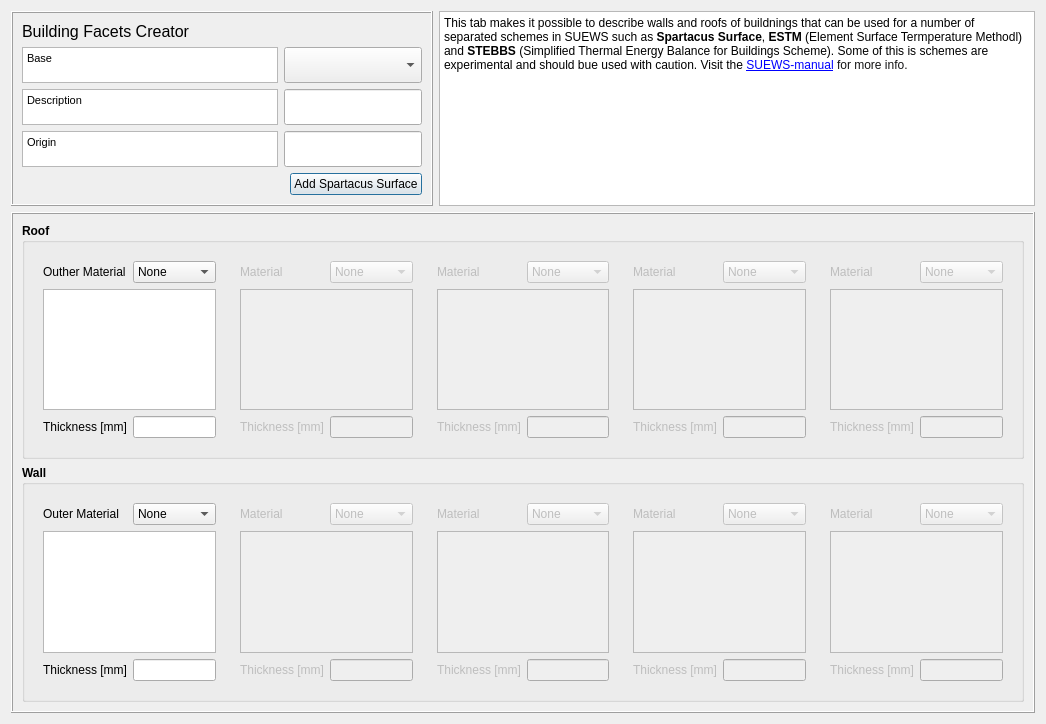
gusbacos/suews_database_manager, file tabs/spartacus_surface_tab.ui: the form before one commit.
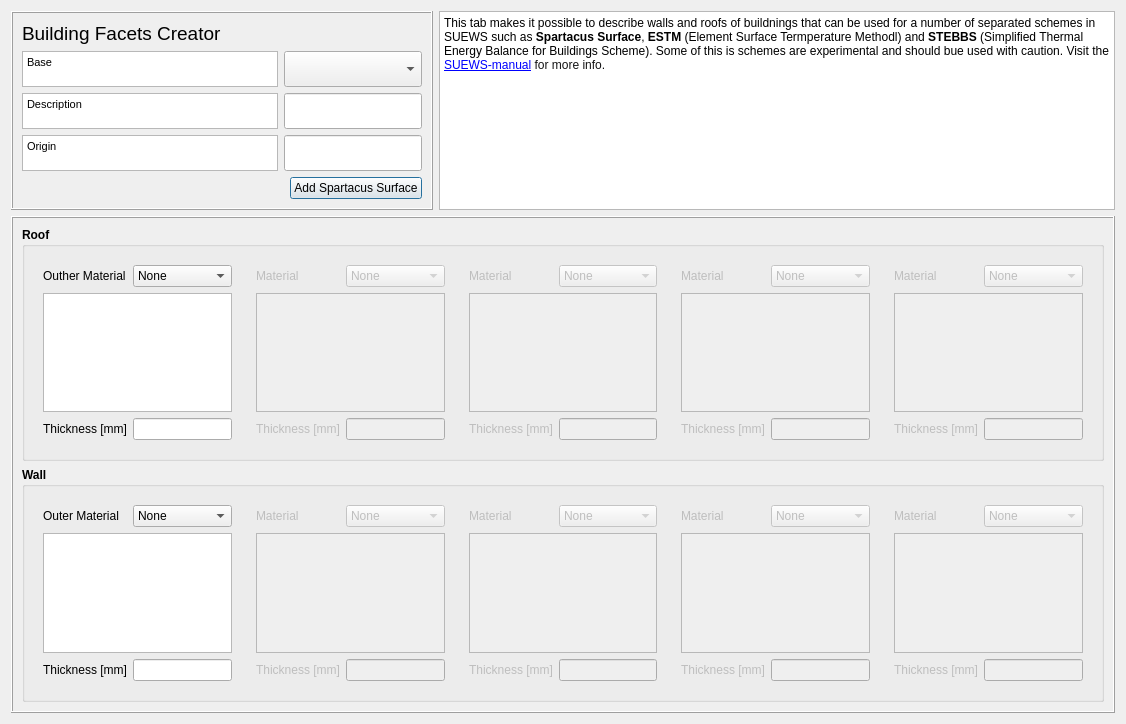
The form after the commit. Custom widgets are drawn as their Qt base class.

Diff of the .ui file:
```diff
--- a/tabs/spartacus_surface_tab.ui
+++ b/tabs/spartacus_surface_tab.ui
@@ -6,7 +6,7 @@
    <rect>
     <x>0</x>
     <y>0</y>
-    <width>1046</width>
+    <width>1126</width>
     <height>724</height>
    </rect>
   </property>
@@ -946,7 +946,7 @@
          <string>&lt;!DOCTYPE HTML PUBLIC &quot;-//W3C//DTD HTML 4.0//EN&quot; &quot;http://www.w3.org/TR/REC-html40/strict.dtd&quot;&gt;
 &lt;html&gt;&lt;head&gt;&lt;meta name=&quot;qrichtext&quot; content=&quot;1&quot; /&gt;&lt;style type=&quot;text/css&quot;&gt;
 p, li { white-space: pre-wrap; }
-&lt;/style&gt;&lt;/head&gt;&lt;body style=&quot; font-family:'MS Shell Dlg 2'; font-size:7.8pt; font-weight:400; font-style:normal;&quot;&gt;
+&lt;/style&gt;&lt;/head&gt;&lt;body style=&quot; font-family:'MS Shell Dlg 2'; font-size:12pt; font-weight:400; font-style:normal;&quot;&gt;
 &lt;p style=&quot; margin-top:0px; margin-bottom:0px; margin-left:0px; margin-right:0px; -qt-block-indent:0; text-indent:0px;&quot;&gt;&lt;span style=&quot; font-size:8pt;&quot;&gt;Origin&lt;/span&gt;&lt;/p&gt;&lt;/body&gt;&lt;/html&gt;</string>
         </property>
        </widget>
@@ -972,7 +972,7 @@
          <string>&lt;!DOCTYPE HTML PUBLIC &quot;-//W3C//DTD HTML 4.0//EN&quot; &quot;http://www.w3.org/TR/REC-html40/strict.dtd&quot;&gt;
 &lt;html&gt;&lt;head&gt;&lt;meta name=&quot;qrichtext&quot; content=&quot;1&quot; /&gt;&lt;style type=&quot;text/css&quot;&gt;
 p, li { white-space: pre-wrap; }
-&lt;/style&gt;&lt;/head&gt;&lt;body style=&quot; font-family:'MS Shell Dlg 2'; font-size:7.8pt; font-weight:400; font-style:normal;&quot;&gt;
+&lt;/style&gt;&lt;/head&gt;&lt;body style=&quot; font-family:'MS Shell Dlg 2'; font-size:12pt; font-weight:400; font-style:normal;&quot;&gt;
 &lt;p style=&quot; margin-top:0px; margin-bottom:0px; margin-left:0px; margin-right:0px; -qt-block-indent:0; text-indent:0px;&quot;&gt;&lt;span style=&quot; font-size:8pt;&quot;&gt;Base&lt;/span&gt;&lt;/p&gt;&lt;/body&gt;&lt;/html&gt;</string>
         </property>
        </widget>
@@ -1067,7 +1067,7 @@
          <string>&lt;!DOCTYPE HTML PUBLIC &quot;-//W3C//DTD HTML 4.0//EN&quot; &quot;http://www.w3.org/TR/REC-html40/strict.dtd&quot;&gt;
 &lt;html&gt;&lt;head&gt;&lt;meta name=&quot;qrichtext&quot; content=&quot;1&quot; /&gt;&lt;style type=&quot;text/css&quot;&gt;
 p, li { white-space: pre-wrap; }
-&lt;/style&gt;&lt;/head&gt;&lt;body style=&quot; font-family:'MS Shell Dlg 2'; font-size:7.8pt; font-weight:400; font-style:normal;&quot;&gt;
+&lt;/style&gt;&lt;/head&gt;&lt;body style=&quot; font-family:'MS Shell Dlg 2'; font-size:12pt; font-weight:400; font-style:normal;&quot;&gt;
 &lt;p style=&quot; margin-top:0px; margin-bottom:0px; margin-left:0px; margin-right:0px; -qt-block-indent:0; text-indent:0px;&quot;&gt;&lt;span style=&quot; font-size:8pt;&quot;&gt;Description&lt;/span&gt;&lt;/p&gt;&lt;/body&gt;&lt;/html&gt;</string>
         </property>
        </widget>
@@ -1077,12 +1077,17 @@
         <property name="enabled">
          <bool>true</bool>
         </property>
+        <property name="font">
+         <font>
+          <pointsize>13</pointsize>
+         </font>
+        </property>
         <property name="text">
          <string>&lt;!DOCTYPE HTML PUBLIC &quot;-//W3C//DTD HTML 4.0//EN&quot; &quot;http://www.w3.org/TR/REC-html40/strict.dtd&quot;&gt;
 &lt;html&gt;&lt;head&gt;&lt;meta name=&quot;qrichtext&quot; content=&quot;1&quot; /&gt;&lt;style type=&quot;text/css&quot;&gt;
 p, li { white-space: pre-wrap; }
-&lt;/style&gt;&lt;/head&gt;&lt;body style=&quot; font-family:'MS Shell Dlg 2'; font-size:8pt; font-weight:400; font-style:normal;&quot;&gt;
-&lt;p style=&quot; margin-top:0px; margin-bottom:0px; margin-left:0px; margin-right:0px; -qt-block-indent:0; text-indent:0px;&quot;&gt;&lt;span style=&quot; font-size:12pt;&quot;&gt;Building Facets Creator&lt;/span&gt;&lt;/p&gt;&lt;/body&gt;&lt;/html&gt;</string>
+&lt;/style&gt;&lt;/head&gt;&lt;body style=&quot; font-family:'MS Shell Dlg 2'; font-size:13pt; font-weight:400; font-style:normal;&quot;&gt;
+&lt;p style=&quot; margin-top:0px; margin-bottom:0px; margin-left:0px; margin-right:0px; -qt-block-indent:0; text-indent:0px;&quot;&gt;&lt;span style=&quot; font-size:14pt;&quot;&gt;Building Facets Creator&lt;/span&gt;&lt;/p&gt;&lt;/body&gt;&lt;/html&gt;</string>
         </property>
        </widget>
       </item>
@@ -1129,7 +1134,7 @@
       <string>&lt;!DOCTYPE HTML PUBLIC &quot;-//W3C//DTD HTML 4.0//EN&quot; &quot;http://www.w3.org/TR/REC-html40/strict.dtd&quot;&gt;
 &lt;html&gt;&lt;head&gt;&lt;meta name=&quot;qrichtext&quot; content=&quot;1&quot; /&gt;&lt;style type=&quot;text/css&quot;&gt;
 p, li { white-space: pre-wrap; }
-&lt;/style&gt;&lt;/head&gt;&lt;body style=&quot; font-family:'MS Shell Dlg 2'; font-size:7.8pt; font-weight:400; font-style:normal;&quot;&gt;
+&lt;/style&gt;&lt;/head&gt;&lt;body style=&quot; font-family:'MS Shell Dlg 2'; font-size:12pt; font-weight:400; font-style:normal;&quot;&gt;
 &lt;p style=&quot; margin-top:0px; margin-bottom:0px; margin-left:0px; margin-right:0px; -qt-block-indent:0; text-indent:0px;&quot;&gt;&lt;span style=&quot; font-size:9pt;&quot;&gt;This tab makes it possible to describe walls and roofs of buildnings that can be used for a number of separated schemes in SUEWS such as &lt;/span&gt;&lt;span style=&quot; font-size:9pt; font-weight:600;&quot;&gt;Spartacus Surface&lt;/span&gt;&lt;span style=&quot; font-size:9pt;&quot;&gt;, &lt;/span&gt;&lt;span style=&quot; font-size:9pt; font-weight:600;&quot;&gt;ESTM&lt;/span&gt;&lt;span style=&quot; font-size:9pt;&quot;&gt; (Element Surface Termperature Methodl) and &lt;/span&gt;&lt;span style=&quot; font-size:9pt; font-weight:600;&quot;&gt;STEBBS&lt;/span&gt;&lt;span style=&quot; font-size:9pt;&quot;&gt; (Simplified Thermal Energy Balance for Buildings Scheme). Some of this is schemes are experimental and should bue used with caution. Visit the &lt;/span&gt;&lt;a href=&quot;https://suews.readthedocs.io/en/latest/&quot;&gt;&lt;span style=&quot; font-size:9pt; text-decoration: underline; color:#0000ff;&quot;&gt;SUEWS-manual&lt;/span&gt;&lt;/a&gt;&lt;span style=&quot; font-family:'Inter Var','Inter','Roboto','Arial','sans-serif'; font-size:9pt; color:#131314; background-color:#ffffff;&quot;&gt; for more info. &lt;/span&gt;&lt;/p&gt;&lt;/body&gt;&lt;/html&gt;</string>
      </property>
      <property name="openExternalLinks">
```
